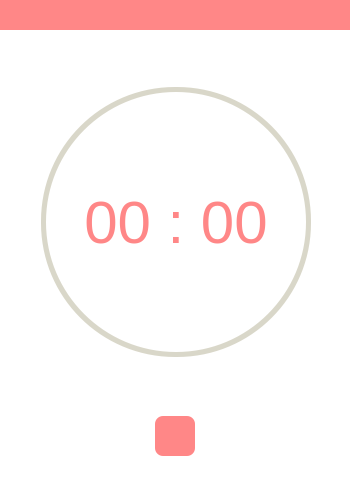
Before: the Qt Designer form PomordorUI/src/Timer/Timer.ui in kiseop91/Pomordor, drawn with Qt 5.
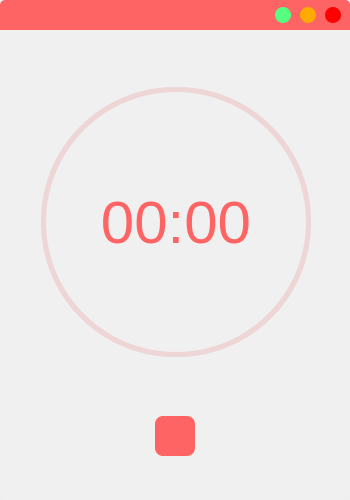
After: the same form once the commit is applied. Icons and pictures are not drawn. Custom widgets are drawn as their Qt base class.

```diff
--- a/PomordorUI/src/Timer/Timer.ui
+++ b/PomordorUI/src/Timer/Timer.ui
@@ -31,6 +31,9 @@
   <property name="windowTitle">
    <string>Form</string>
   </property>
+  <property name="styleSheet">
+   <string notr="true">border-radius:5px;</string>
+  </property>
   <layout class="QVBoxLayout" name="verticalLayout">
    <property name="spacing">
     <number>0</number>
@@ -57,7 +60,12 @@
      </property>
      <property name="styleSheet">
       <string notr="true">QFrame{
-	background-color: rgb(255, 135, 135);
+	background-color: rgb(255, 100, 100);
+}
+
+QFrame{
+	border-bottom-left-radius:0px;
+	border-bottom-right-radius:0px;
 }</string>
      </property>
      <property name="frameShape">
@@ -68,7 +76,7 @@
      </property>
      <layout class="QHBoxLayout" name="horizontalLayout">
       <property name="spacing">
-       <number>2</number>
+       <number>0</number>
       </property>
       <property name="leftMargin">
        <number>0</number>
@@ -77,7 +85,7 @@
        <number>0</number>
       </property>
       <property name="rightMargin">
-       <number>1</number>
+       <number>0</number>
       </property>
       <property name="bottomMargin">
        <number>0</number>
@@ -139,6 +147,33 @@
        </spacer>
       </item>
       <item>
+       <widget class="QFrame" name="frame_top">
+        <property name="frameShape">
+         <enum>QFrame::NoFrame</enum>
+        </property>
+        <property name="frameShadow">
+         <enum>QFrame::Plain</enum>
+        </property>
+        <property name="lineWidth">
+         <number>0</number>
+        </property>
+        <layout class="QHBoxLayout" name="horizontalLayout_5">
+         <property name="spacing">
+          <number>9</number>
+         </property>
+         <property name="leftMargin">
+          <number>9</number>
+         </property>
+         <property name="topMargin">
+          <number>0</number>
+         </property>
+         <property name="rightMargin">
+          <number>9</number>
+         </property>
+         <property name="bottomMargin">
+          <number>0</number>
+         </property>
+         <item>
        <widget class="QPushButton" name="Title_Minimul">
         <property name="sizePolicy">
          <sizepolicy hsizetype="Expanding" vsizetype="Expanding">
@@ -146,39 +181,55 @@
           <verstretch>0</verstretch>
          </sizepolicy>
         </property>
-        <property name="minimumSize">
-         <size>
-          <width>33</width>
-          <height>30</height>
-         </size>
-        </property>
         <property name="maximumSize">
          <size>
-          <width>33</width>
-          <height>30</height>
+             <width>16</width>
+             <height>16</height>
          </size>
         </property>
         <property name="styleSheet">
          <string notr="true">QPushButton{
-	border : none;
+	border: none;
+	border-radius: 8px;
+	background-color:rgb(85,255,127);
 }
-QPushButton:Hover{
-	background-color: rgba(255, 0, 0, 120);
+QPushButton:hover{
+	background-color:rgba(85,255,127,150);
 }</string>
         </property>
         <property name="text">
          <string/>
         </property>
-        <property name="icon">
-         <iconset resource="../../assets/files.qrc">
-          <normaloff>:/20x20/icons/20x20/cil-window-minimize.png</normaloff>:/20x20/icons/20x20/cil-window-minimize.png</iconset>
-        </property>
-        <property name="iconSize">
+          </widget>
+         </item>
+         <item>
+          <widget class="QPushButton" name="Title_Maximal">
+           <property name="sizePolicy">
+            <sizepolicy hsizetype="Expanding" vsizetype="Expanding">
+             <horstretch>0</horstretch>
+             <verstretch>0</verstretch>
+            </sizepolicy>
+           </property>
+           <property name="maximumSize">
          <size>
-          <width>18</width>
-          <height>18</height>
-         </size>
-        </property>
+             <width>16</width>
+             <height>16</height>
+            </size>
+           </property>
+           <property name="styleSheet">
+            <string notr="true">QPushButton{
+	border: none;
+	border-radius: 8px;
+	background-color:rgb(255,170,0);
+}
+QPushButton:hover
+{
+	background-color:rgba(255,170,0,150);
+}</string>
+           </property>
+           <property name="text">
+            <string/>
+           </property>
        </widget>
       </item>
       <item>
@@ -189,39 +240,29 @@
           <verstretch>0</verstretch>
          </sizepolicy>
         </property>
-        <property name="minimumSize">
-         <size>
-          <width>33</width>
-          <height>30</height>
-         </size>
-        </property>
         <property name="maximumSize">
          <size>
-          <width>40</width>
-          <height>30</height>
+             <width>16</width>
+             <height>16</height>
          </size>
         </property>
         <property name="styleSheet">
          <string notr="true">QPushButton{
-	border : none;
+	border: none;
+	border-radius: 8px;
+	background-color:rgb(255,0,0);
 }
-QPushButton:Hover{
-	background-color: rgba(255, 0, 0, 120);
+QPushButton:hover
+{
+	background-color:rgba(255,0,0,150);
 }</string>
         </property>
         <property name="text">
          <string/>
         </property>
-        <property name="icon">
-         <iconset resource="../../assets/files.qrc">
-          <normaloff>:/20x20/icons/20x20/cil-x.png</normaloff>:/20x20/icons/20x20/cil-x.png</iconset>
-        </property>
-        <property name="iconSize">
-         <size>
-          <width>18</width>
-          <height>18</height>
-         </size>
-        </property>
+          </widget>
+         </item>
+        </layout>
        </widget>
       </item>
      </layout>
@@ -230,7 +271,13 @@
    <item>
     <widget class="QFrame" name="CentralWidget">
      <property name="styleSheet">
-      <string notr="true">background-color: rgb(255, 255, 255);</string>
+      <string notr="true">QFrame{
+	background-color: rgb(240, 240, 240);
+	border-bottom-left-radius:0px;
+	border-bottom-right-radius:0px;
+	border-top-left-radius:0px;
+	border-top-right-radius:0px;
+}</string>
      </property>
      <property name="frameShape">
       <enum>QFrame::NoFrame</enum>
@@ -299,8 +346,8 @@
            <string notr="true">QPushButton{
 	border:none;
 	border-radius:130px;
-	background-color: rgb(255, 255, 255);
-	color :  rgb(255, 135, 135);
+	background-color: rgb(240, 240, 240);
+	color :  rgb(255, 100, 100);
 	font-size : 60px;
 	font-weight : 100;
 }
@@ -311,7 +358,7 @@
 }</string>
           </property>
           <property name="text">
-           <string>00 : 00</string>
+           <string>00:00</string>
           </property>
           <property name="flat">
            <bool>true</bool>
@@ -342,7 +389,7 @@
          <property name="styleSheet">
           <string notr="true">QWidget{
    border-radius: 134px;
-   background-color: qconicalgradient(cx:0.5, cy:0.5, angle:90, stop:0.0 rgba(255, 255, 255, 0), stop:0.0 rgba(217, 215, 201, 255));
+   background-color: qconicalgradient(cx:0.5, cy:0.5, angle:90, stop:0.0 rgba(255, 255, 255, 0), stop:0.0 rgba(217, 10, 20, 30));
 }</string>
          </property>
         </widget>
@@ -417,7 +464,7 @@
             <string notr="true">QPushButton{
 	Border:none;
 	border-radius:8px;
-	background-color: rgb(255, 135, 135);
+	background-color: rgb(255, 100, 100);
 }
 QPushButton:Hover{
 	background-color: rgba(255, 135, 135, 200);
@@ -466,7 +513,11 @@
       </size>
      </property>
      <property name="styleSheet">
-      <string notr="true">background-color: rgb(255, 255, 255);</string>
+      <string notr="true">QFrame{
+	background-color: rgb(240, 240, 240);
+	border-top-left-radius:0px;
+	border-top-right-radius:0px;
+}</string>
      </property>
      <property name="frameShape">
       <enum>QFrame::NoFrame</enum>
```
Lines whose indentation alone changed are shown as unchanged.
